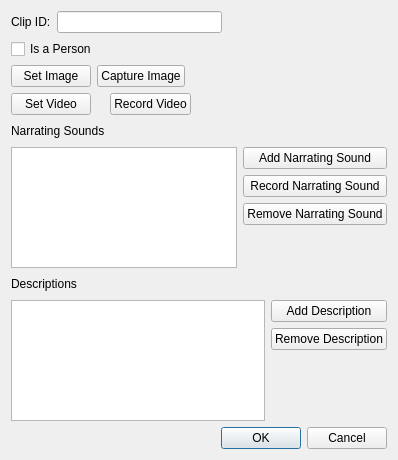
Qt form ui/clipeditor.ui (tdauth/gustavsfairyland) before a commit.
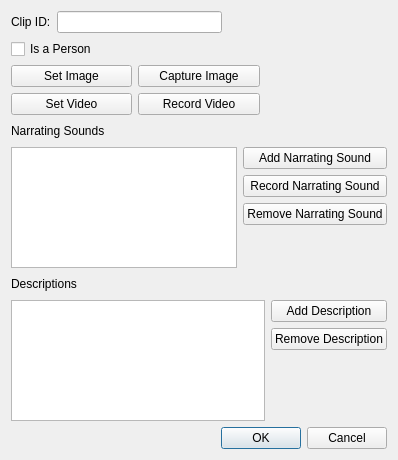
The same form after that commit.

Commit message:
Improved class Recorder and added audio recording functionality
- Removed class RecorderView.
- Recorder is a dialog now.
- Added support for recording audio.
- React to asynchronous signals.
- React to dialog result.

The edit to the form file:
```diff
--- a/ui/clipeditor.ui
+++ b/ui/clipeditor.ui
@@ -103,19 +103,6 @@
        </property>
       </widget>
      </item>
-     <item>
-      <spacer name="horizontalSpacer_4">
-       <property name="orientation">
-        <enum>Qt::Horizontal</enum>
-       </property>
-       <property name="sizeHint" stdset="0">
-        <size>
-         <width>40</width>
-         <height>20</height>
-        </size>
-       </property>
-      </spacer>
-     </item>
     </layout>
    </item>
    <item row="3" column="0">
@@ -127,13 +114,6 @@
        </property>
       </widget>
      </item>
-     <item>
-      <widget class="QLabel" name="videoLabel">
-       <property name="text">
-        <string/>
-       </property>
-      </widget>
-     </item>
      <item>
       <widget class="QPushButton" name="recordVideoPushButton">
        <property name="text">
@@ -142,17 +122,11 @@
       </widget>
      </item>
      <item>
-      <spacer name="horizontalSpacer_2">
-       <property name="orientation">
-        <enum>Qt::Horizontal</enum>
+      <widget class="QLabel" name="videoLabel">
+       <property name="text">
+        <string/>
        </property>
-       <property name="sizeHint" stdset="0">
-        <size>
-         <width>40</width>
-         <height>20</height>
-        </size>
-       </property>
-      </spacer>
+      </widget>
      </item>
     </layout>
    </item>
```
The commit also changes 12 other files.
